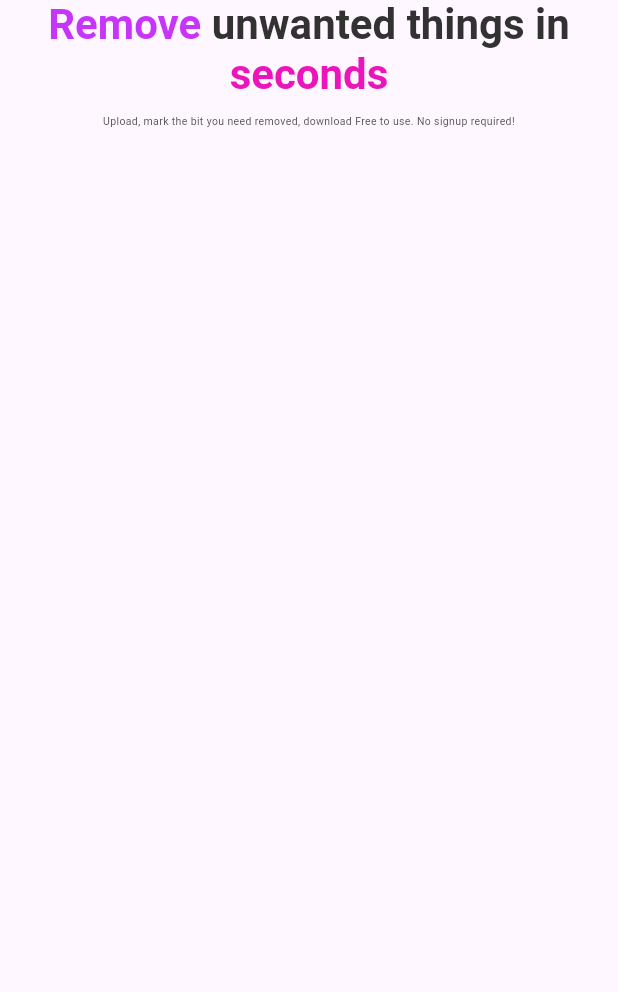
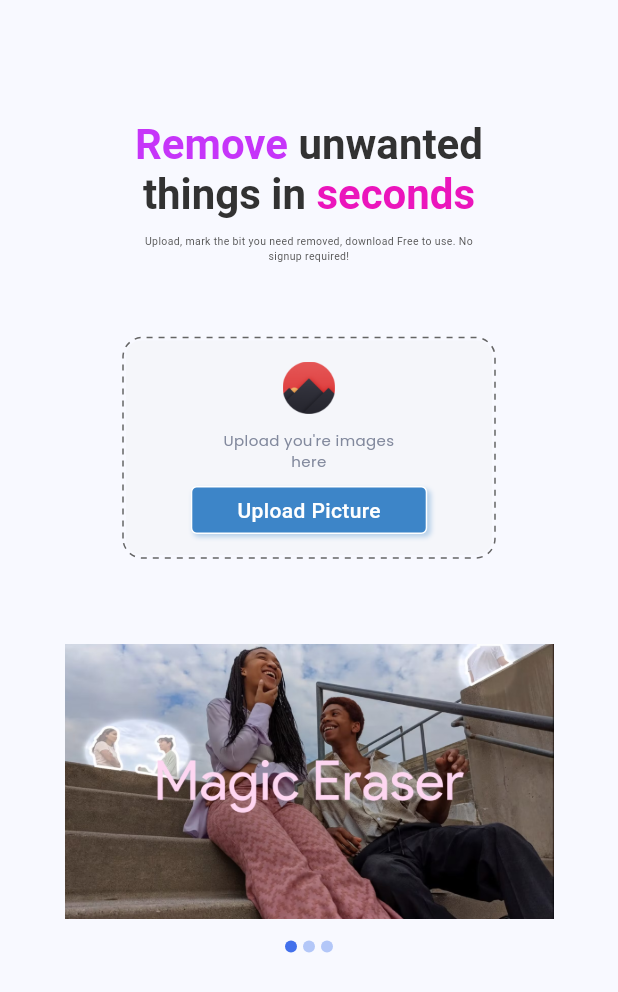
Before and after one commit to rathod-mehul-1011/ai_app, a Flutter app: the screen it shows after launch, on a phone screen of 412 x 824 dp. Shown: the top 992 px of the screen. Run offline on Flutter 3.47's test engine with Material 2 defaults, Android fonts, the light colour scheme and no system bars; drawn by our look-alikes of carousel_slider, dotted_border; our stand-ins replace google_fonts, image_picker.

Commit message:
FeatureTile, data, info file changes

```diff
--- a/lib/common/colors.dart
+++ b/lib/common/colors.dart
@@ -1,8 +1,16 @@
 import 'package:flutter/material.dart';
 
 class AppColors {
+  static const Color primaryColor = Color(0xff3D85C8);
   static const Color heliotrope = Color(0xffC635F9);
   static const Color mineShaft = Color(0xff323232);
   static const Color shockingPink = Color(0xffEB15BC);
   static const Color emperor = Color(0xff535353);
+  static const Color doveGray = Color(0xff656565);
+
+  static const Color whisper = Color(0xffF5F6FA);
+  static const Color steelGray = Color(0xff232136);
+
+  static const Color silver = Color(0xffB8B8B8);
+  static const Color manatee = Color(0xff82899D);
 }
--- /dev/null
+++ b/lib/common/data.dart
@@ -0,0 +1,24 @@
+import '../model/Info.dart';
+
+List imgList = [
+  'assets/carousel/magic_eraser.png',
+  'assets/carousel/upscale_img.png',
+  'assets/carousel/bg_remove.png',
+];
+
+List<Info> featureList = [
+  Info(
+    title: "Remove unwanted things in seconds",
+    desc:
+        "Upload, mark the bit you need removed, download Free to use. No signup required!",
+  ),
+  Info(
+    title: "Upscale your images with AI",
+    desc:
+        "Upscale your photos, cartoons, images and more easily and quickly using artificial intelligence",
+  ),
+  Info(
+    title: "Remove backgrounds, automatically, in seconds",
+    desc: "Spotlight on your subject Free to use. No signup required!",
+  ),
+];
--- a/lib/main.dart
+++ b/lib/main.dart
@@ -3,6 +3,7 @@
 import 'package:flutter/material.dart';
 
 import './screens/home.dart';
+import '../common/colors.dart';
 
 void main() {
   runApp(const MyApp());
@@ -19,14 +20,14 @@ class MyApp extends StatelessWidget {
       debugShowCheckedModeBanner: false,
       // Light theme
       theme: ThemeData(
-        colorScheme: ColorScheme.fromSeed(seedColor: Colors.deepPurple),
+        colorScheme: ColorScheme.fromSeed(seedColor: AppColors.primaryColor),
         useMaterial3: true,
       ),
 
       // Dark theme
       darkTheme: ThemeData(
         brightness: Brightness.dark,
-        colorScheme: ColorScheme.dark(primary: Colors.deepPurple),
+        colorScheme: ColorScheme.dark(primary: AppColors.primaryColor),
         useMaterial3: true,
       ),
 
--- /dev/null
+++ b/lib/model/info.dart
@@ -0,0 +1,6 @@
+class Info {
+  final String title;
+  final String desc;
+
+  Info({required this.title, required this.desc});
+}
--- a/lib/screens/home.dart
+++ b/lib/screens/home.dart
@@ -1,72 +1,33 @@
 // ignore_for_file: prefer_const_constructors, prefer_const_literals_to_create_immutables
 
-import 'package:ai_app/common/colors.dart';
-import 'package:ai_app/common/common.dart';
 import 'package:flutter/material.dart';
+
+import '../widgets/feature_tile.dart';
+import '../widgets/image_uploader.dart';
+import '../widgets/image_carousel.dart';
 
 class HomeScreen extends StatelessWidget {
   const HomeScreen({super.key});
 
   @override
   Widget build(BuildContext context) {
+    final ValueNotifier<int> carouselNotifier = ValueNotifier<int>(0);
+
     return Scaffold(
       body: Center(
-        child: Column(
-          children: [
-            Column(
-              children: [
-                Container(
-                  margin: EdgeInsets.symmetric(horizontal: 17, vertical: 0),
-                  child: RichText(
-                    textAlign: TextAlign.center,
-                    text: TextSpan(
-                      children: [
-                        TextSpan(
-                          text: 'Remove ',
-                          style: TextStyle(
-                            color: AppColors.heliotrope,
-                            fontWeight: FontWeight.w700,
-                            fontSize: 28,
-                          ),
-                        ),
-                        TextSpan(
-                          text: 'unwanted things in',
-                          style: TextStyle(
-                            color: isDarkMode(context)
-                                ? Colors.white
-                                : AppColors.mineShaft,
-                            fontWeight: FontWeight.w700,
-                            fontSize: 28,
-                          ),
-                        ),
-                        TextSpan(
-                          text: ' seconds',
-                          style: TextStyle(
-                            color: AppColors.shockingPink,
-                            fontWeight: FontWeight.w700,
-                            fontSize: 28,
-                          ),
-                        ),
-                      ],
-                    ),
-                  ),
-                ),
-                Container(
-                  margin: EdgeInsets.symmetric(horizontal: 46, vertical: 0),
-                  padding: EdgeInsets.only(top: 10),
-                  child: Text(
-                    'Upload, mark the bit you need removed, download Free to use. No signup required!',
-                    textAlign: TextAlign.center,
-                    style: TextStyle(
-                      color: AppColors.emperor,
-                      fontWeight: FontWeight.w400,
-                      fontSize: 7,
-                    ),
-                  ),
-                ),
-              ],
-            ),
-          ],
+        child: Padding(
+          padding: EdgeInsets.symmetric(horizontal: 43),
+          child: Column(
+            crossAxisAlignment: CrossAxisAlignment.center,
+            children: [
+              SizedBox(height: 80),
+              FeatureTile(carouselNotifier: carouselNotifier),
+              SizedBox(height: 49),
+              ImageUploader(),
+              SizedBox(height: 49),
+              ImageCarousel(carouselNotifier: carouselNotifier),
+            ],
+          ),
         ),
       ),
     );
--- a/lib/widgets/feature_tile.dart
+++ b/lib/widgets/feature_tile.dart
@@ -1,12 +1,100 @@
 // ignore_for_file: prefer_const_constructors
 
+import 'package:ai_app/common/data.dart';
 import 'package:flutter/material.dart';
 
-class FeatureTile extends StatelessWidget {
-  const FeatureTile({super.key});
+import '../common/colors.dart';
+import '../common/theme_utils.dart';
+
+class FeatureTile extends StatefulWidget {
+  final ValueNotifier<int> carouselNotifier;
+
+  const FeatureTile({
+    super.key,
+    required this.carouselNotifier,
+  });
+
+  @override
+  State<FeatureTile> createState() => _FeatureTileState();
+}
+
+class _FeatureTileState extends State<FeatureTile> {
+  String currentDesc = '';
+
+  @override
+  void initState() {
+    super.initState();
+    currentDesc = featureList[widget.carouselNotifier.value].desc;
+    widget.carouselNotifier.addListener(_updateFeatureTile);
+  }
+
+  @override
+  void dispose() {
+    widget.carouselNotifier.removeListener(_updateFeatureTile);
+    super.dispose();
+  }
+
+  void _updateFeatureTile() {
+    // React to changes, for instance:
+    setState(() {
+      currentDesc = featureList[widget.carouselNotifier.value].desc;
+    });
+  }
 
   @override
   Widget build(BuildContext context) {
-    return Placeholder();
+    return Column(
+      children: [
+        Container(
+          margin: EdgeInsets.symmetric(horizontal: 17, vertical: 0),
+          child: RichText(
+            textAlign: TextAlign.center,
+            text: TextSpan(
+              children: [
+                TextSpan(
+                  text: 'Remove ',
+                  style: TextStyle(
+                    color: AppColors.heliotrope,
+                    fontWeight: FontWeight.w700,
+                    fontSize: 28,
+                  ),
+                ),
+                TextSpan(
+                  text: 'unwanted things in',
+                  style: TextStyle(
+                    color: isDarkMode(context)
+                        ? Colors.white
+                        : AppColors.mineShaft,
+                    fontWeight: FontWeight.w700,
+                    fontSize: 28,
+                  ),
+                ),
+                TextSpan(
+                  text: ' seconds',
+                  style: TextStyle(
+                    color: AppColors.shockingPink,
+                    fontWeight: FontWeight.w700,
+                    fontSize: 28,
+                  ),
+                ),
+              ],
+            ),
+          ),
+        ),
+        Container(
+          margin: EdgeInsets.symmetric(horizontal: 46, vertical: 0),
+          padding: EdgeInsets.only(top: 10),
+          child: Text(
+            currentDesc,
+            textAlign: TextAlign.center,
+            style: TextStyle(
+              color: AppColors.emperor,
+              fontWeight: FontWeight.w400,
+              fontSize: 7,
+            ),
+          ),
+        ),
+      ],
+    );
   }
 }
--- a/lib/widgets/image_carousel.dart
+++ b/lib/widgets/image_carousel.dart
@@ -0,0 +1,71 @@
+// ignore_for_file: prefer_const_constructors, prefer_const_literals_to_create_immutables
+
+import 'package:flutter/material.dart';
+
+import 'package:carousel_slider/carousel_slider.dart';
+
+import '../common/data.dart';
+
+class ImageCarousel extends StatefulWidget {
+  final ValueNotifier<int> carouselNotifier;
+
+  const ImageCarousel({
+    super.key,
+    required this.carouselNotifier,
+  });
+
+  @override
+  State<ImageCarousel> createState() => _ImageCarouselState();
+}
+
+class _ImageCarouselState extends State<ImageCarousel> {
+  int _current = 0;
+
+  @override
+  Widget build(BuildContext context) {
+    return Column(
+      children: [
+        CarouselSlider(
+          items: imgList.map((path) {
+            return Builder(
+              builder: (BuildContext context) {
+                return Image.asset(
+                  path,
+                  fit: BoxFit.contain,
+                );
+              },
+            );
+          }).toList(),
+          options: CarouselOptions(
+            height: 200.0,
+            enlargeCenterPage: true,
+            viewportFraction: 1,
+            onPageChanged: (index, reason) {
+              setState(() {
+                _current = index;
+                widget.carouselNotifier.value = index;
+              });
+            },
+          ),
+        ),
+        Row(
+          mainAxisAlignment: MainAxisAlignment.center,
+          children: imgList.map((assetPath) {
+            int index = imgList.indexOf(assetPath);
+            return Container(
+              width: 8.0,
+              height: 8.0,
+              margin: EdgeInsets.symmetric(vertical: 6, horizontal: 2),
+              decoration: BoxDecoration(
+                shape: BoxShape.circle,
+                color: _current == index
+                    ? Color.fromRGBO(66, 112, 235, 1)
+                    : Color.fromRGBO(179, 199, 248, 1),
+              ),
+            );
+          }).toList(),
+        ),
+      ],
+    );
+  }
+}
--- a/lib/widgets/image_uploader.dart
+++ b/lib/widgets/image_uploader.dart
@@ -53,7 +53,11 @@ class _ImageUploaderState extends State<ImageUploader> {
           width: 170,
           child: Column(
             children: [
-              Image.asset('assets/gallery.png'),
+              Image.asset(
+                'assets/gallery.png',
+                height: 35,
+                width: 35,
+              ),
               SizedBox(height: 10),
               SizedBox(
                 width: 140,
--- a/pubspec.yaml
+++ b/pubspec.yaml
@@ -32,6 +32,7 @@ dependencies:
     sdk: flutter
   carousel_slider: ^4.2.1
   dotted_border: ^2.1.0
+  google_fonts: ^6.1.0
   image_picker: ^1.0.4
 
 
```
Also changed, not shown: lib/common/theme_utils.dart (renamed from lib/common/common.dart), lib/common/utils.dart (deleted), pubspec.lock, 1 other file.
